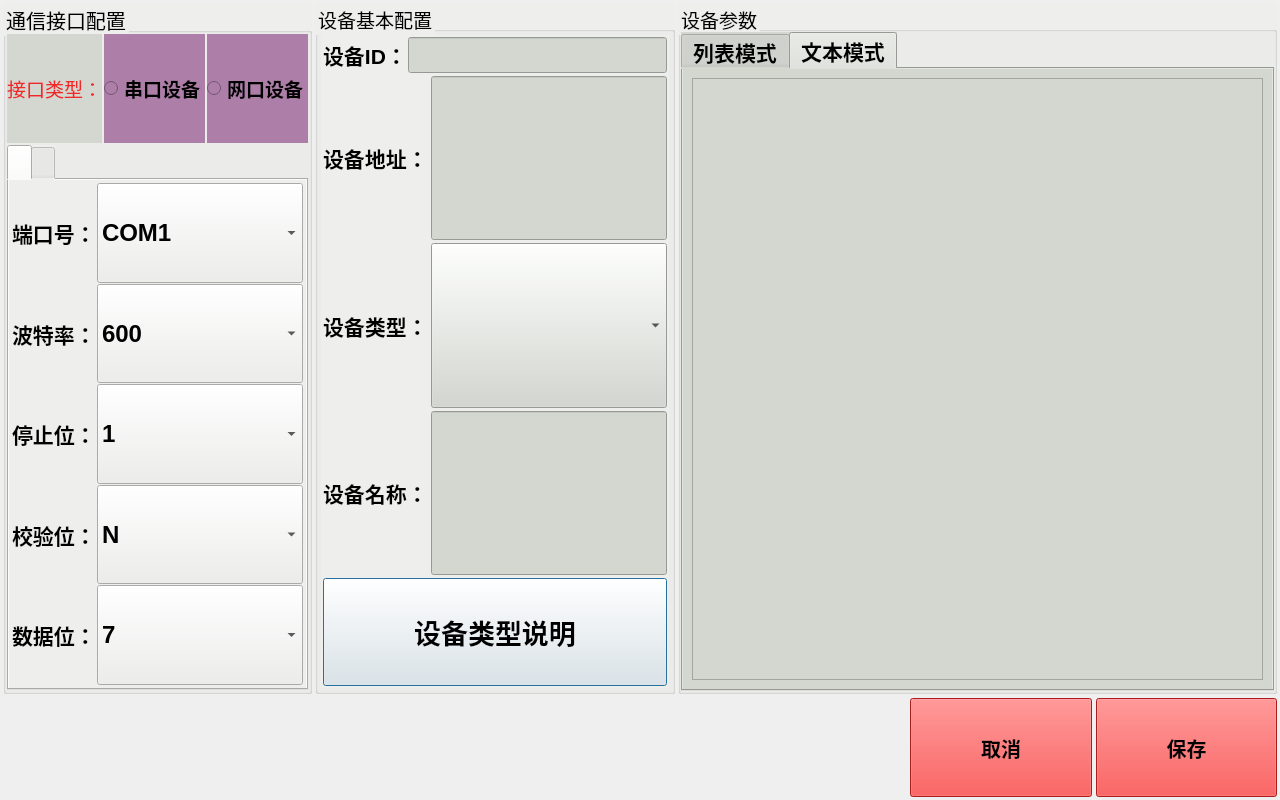
Old version of the form qt-app-master/devedit.ui in the repository aa123Eason/workcode.
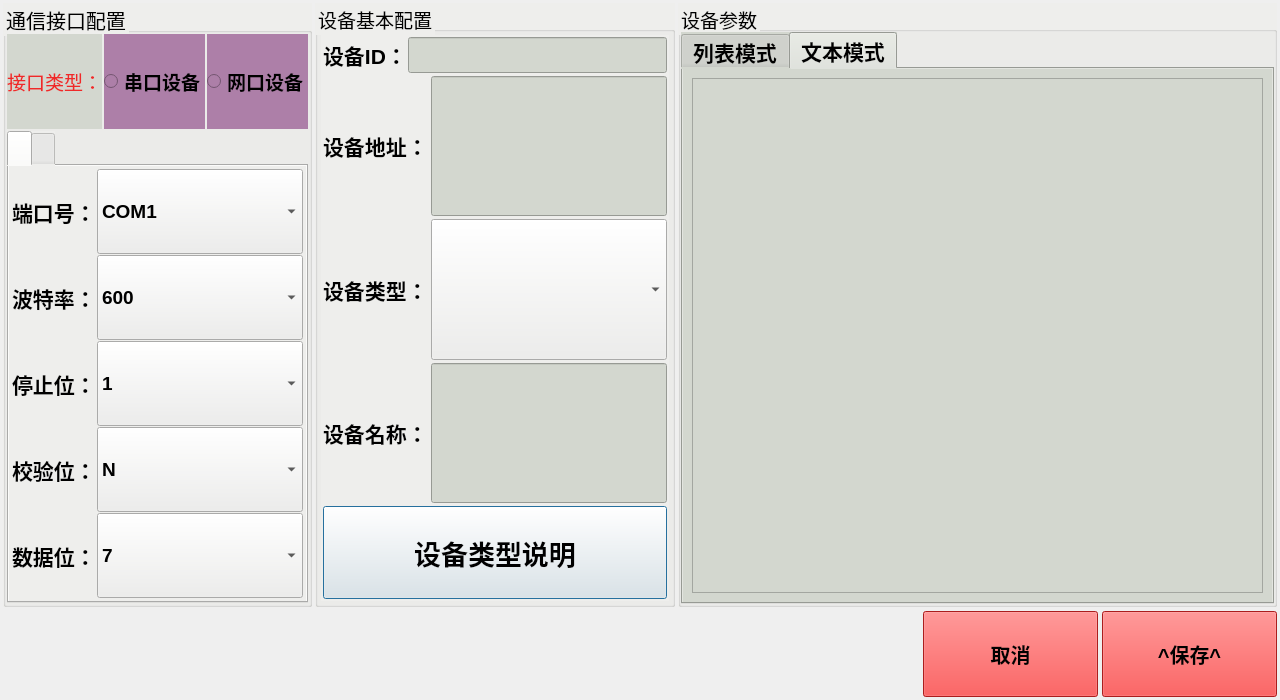
New version of the form. The open tabs and pages were chosen to show the change. Icons and pictures are not drawn.

What changed in the file:
```diff
--- a/qt-app-master/devedit.ui
+++ b/qt-app-master/devedit.ui
@@ -7,7 +7,7 @@
     <x>0</x>
     <y>0</y>
     <width>1280</width>
-    <height>800</height>
+    <height>700</height>
    </rect>
   </property>
   <property name="windowTitle">
@@ -218,18 +218,11 @@
                      </property>
                      <property name="font">
                       <font>
-                       <pointsize>18</pointsize>
+                       <pointsize>14</pointsize>
                        <weight>75</weight>
                        <bold>true</bold>
                       </font>
                      </property>
-                     <property name="styleSheet">
-                      <string notr="true">QComboBox
-{
-	combobox-popup: 0;
-
-}</string>
-                     </property>
                      <item>
                       <property name="text">
                        <string>COM1</string>
@@ -360,18 +353,11 @@
                      </property>
                      <property name="font">
                       <font>
-                       <pointsize>18</pointsize>
+                       <pointsize>14</pointsize>
                        <weight>75</weight>
                        <bold>true</bold>
                       </font>
                      </property>
-                     <property name="styleSheet">
-                      <string notr="true">QComboBox
-{
-	combobox-popup: 0;
-
-}</string>
-                     </property>
                      <item>
                       <property name="text">
                        <string>600</string>
@@ -448,18 +434,11 @@
                      </property>
                      <property name="font">
                       <font>
-                       <pointsize>18</pointsize>
+                       <pointsize>14</pointsize>
                        <weight>75</weight>
                        <bold>true</bold>
                       </font>
                      </property>
-                     <property name="styleSheet">
-                      <string notr="true">QComboBox
-{
-	combobox-popup: 0;
-
-}</string>
-                     </property>
                      <item>
                       <property name="text">
                        <string>1</string>
@@ -506,18 +485,11 @@
                      </property>
                      <property name="font">
                       <font>
-                       <pointsize>18</pointsize>
+                       <pointsize>14</pointsize>
                        <weight>75</weight>
                        <bold>true</bold>
                       </font>
                      </property>
-                     <property name="styleSheet">
-                      <string notr="true">QComboBox
-{
-	combobox-popup: 0;
-
-}</string>
-                     </property>
                      <item>
                       <property name="text">
                        <string>N</string>
@@ -563,18 +535,11 @@
                      </property>
                      <property name="font">
                       <font>
-                       <pointsize>18</pointsize>
+                       <pointsize>14</pointsize>
                        <weight>75</weight>
                        <bold>true</bold>
                       </font>
                      </property>
-                     <property name="styleSheet">
-                      <string notr="true">QComboBox
-{
-	combobox-popup: 0;
-
-}</string>
-                     </property>
                      <item>
                       <property name="text">
                        <string>7</string>
@@ -889,18 +854,11 @@
                  </property>
                  <property name="font">
                   <font>
-                   <pointsize>18</pointsize>
+                   <pointsize>14</pointsize>
                    <weight>75</weight>
                    <bold>true</bold>
                   </font>
                  </property>
-                 <property name="styleSheet">
-                  <string notr="true">QComboBox
-{
-background-color: rgb(211, 215, 207);
-combobox-popup: 0;
-}</string>
-                 </property>
                 </widget>
                </item>
               </layout>
@@ -1166,6 +1124,9 @@
               <property name="styleSheet">
                <string notr="true">background-color: rgb(211, 215, 207);</string>
               </property>
+              <property name="readOnly">
+               <bool>true</bool>
+              </property>
              </widget>
             </item>
            </layout>
@@ -1178,7 +1139,7 @@
     </layout>
    </item>
    <item>
-    <layout class="QHBoxLayout" name="horizontalLayout_2" stretch="5,1,1">
+    <layout class="QHBoxLayout" name="horizontalLayout_2" stretch="5,0,1,1">
      <item>
       <spacer name="horizontalSpacer">
        <property name="orientation">
@@ -1192,6 +1153,32 @@
        </property>
       </spacer>
      </item>
+     <item>
+      <widget class="QPushButton" name="keyboard">
+       <property name="sizePolicy">
+        <sizepolicy hsizetype="Minimum" vsizetype="Preferred">
+         <horstretch>0</horstretch>
+         <verstretch>0</verstretch>
+        </sizepolicy>
+       </property>
+       <property name="text">
+        <string/>
+       </property>
+       <property name="icon">
+        <iconset resource="res.qrc">
+         <normaloff>:/images/keyboard-off.png</normaloff>:/images/keyboard-off.png</iconset>
+       </property>
+       <property name="iconSize">
+        <size>
+         <width>32</width>
+         <height>32</height>
+        </size>
+       </property>
+       <property name="flat">
+        <bool>true</bool>
+       </property>
+      </widget>
+     </item>
      <item>
       <widget class="QPushButton" name="pushButton_Cancel">
        <property name="sizePolicy">
@@ -1234,7 +1221,7 @@
         <string notr="true">background-color: rgb(239, 41, 41);</string>
        </property>
        <property name="text">
-        <string>保存</string>
+        <string>^保存^</string>
        </property>
       </widget>
      </item>
```
Left out of the diff: 3 changed lines with no effect on the pictures.
